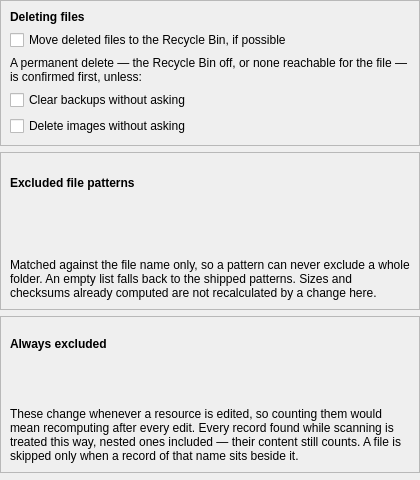
Old version of the form packages/rehuco-agent/src/rehuco_agent/settings/ui/files_page.ui in the repository borco/rehuco.
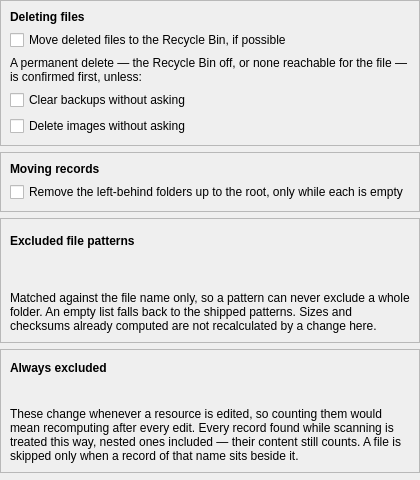
New version of the form. Custom widgets are drawn as their Qt base class.

Diff of the .ui file:
```diff
--- a/packages/rehuco-agent/src/rehuco_agent/settings/ui/files_page.ui
+++ b/packages/rehuco-agent/src/rehuco_agent/settings/ui/files_page.ui
@@ -93,6 +93,46 @@
      </layout>
     </widget>
    </item>
+   <item>
+    <widget class="QFrame" name="moving_frame">
+     <property name="sizePolicy">
+      <sizepolicy hsizetype="Preferred" vsizetype="Maximum">
+       <horstretch>0</horstretch>
+       <verstretch>0</verstretch>
+      </sizepolicy>
+     </property>
+     <property name="frameShape">
+      <enum>QFrame::Shape::StyledPanel</enum>
+     </property>
+     <property name="frameShadow">
+      <enum>QFrame::Shadow::Raised</enum>
+     </property>
+     <layout class="QVBoxLayout" name="moving_frame_layout">
+      <item>
+       <widget class="QLabel" name="moving_frame_label">
+        <property name="font">
+         <font>
+          <bold>true</bold>
+         </font>
+        </property>
+        <property name="text">
+         <string>Moving records</string>
+        </property>
+       </widget>
+      </item>
+      <item>
+       <widget class="QCheckBox" name="remove_empty_folders_check_box">
+        <property name="text">
+         <string>Remove the left-behind folders up to the root, only while each is empty</string>
+        </property>
+        <property name="toolTip">
+         <string>After a record moves to the place its root's layout gives it, the folder it left -- and each folder above it, up to the root -- is removed while it is empty. A folder holding anything else is left, and so is every folder above it.</string>
+        </property>
+       </widget>
+      </item>
+     </layout>
+    </widget>
+   </item>
    <item>
     <widget class="QFrame" name="patterns_frame">
      <property name="frameShape">
```
